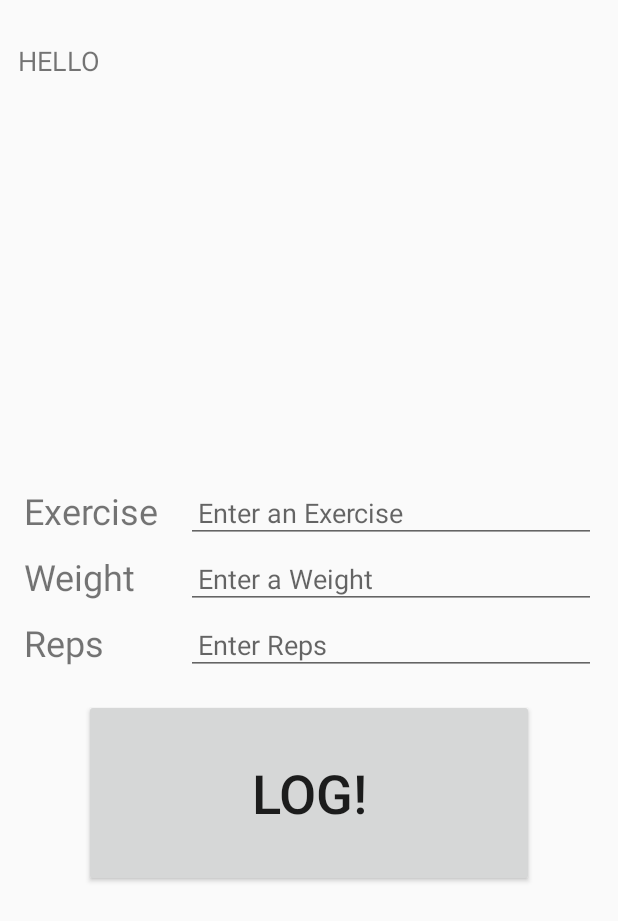
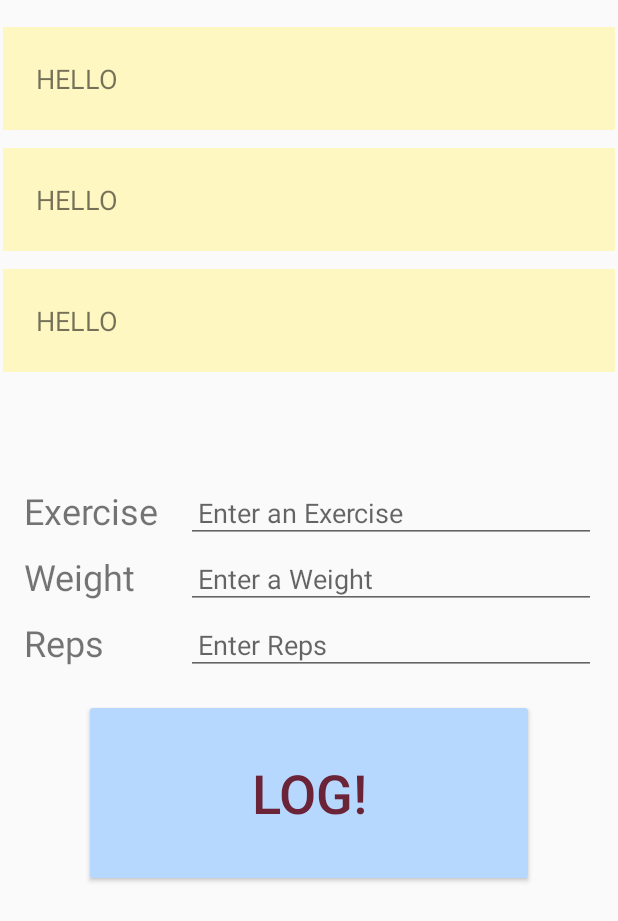
Before and after one commit to kristine-barr/GymLog, an Android app: the layout activity_main.xml on its own in the app's theme, with its tools: preview values and no code run, on a phone screen of 412 x 824 dp. Shown: the top 921 px of the screen. Run offline under Robolectric (Android 15) with nearby library versions, the phone set to English and light mode, and no system bars.

Commit message:
Add UI updates and RecyclerView improvements

```diff
--- a/app/src/main/java/com/kristineb/gymlog/viewHolders/GymLogAdapter.java
+++ b/app/src/main/java/com/kristineb/gymlog/viewHolders/GymLogAdapter.java
@@ -1,5 +1,6 @@
 package com.kristineb.gymlog.viewHolders;
 
+import android.util.Log;
 import android.view.ViewGroup;
 
 import androidx.annotation.NonNull;
--- a/app/src/main/res/layout/activity_login.xml
+++ b/app/src/main/res/layout/activity_login.xml
@@ -55,6 +55,8 @@
         android:layout_margin="16dp"
         android:text="@string/login"
         android:textSize="32sp"
+        android:backgroundTint="@color/log_button_blue"
+        android:textColor="@color/custom_text_maroon"
         app:layout_constraintEnd_toEndOf="parent"
         app:layout_constraintStart_toStartOf="parent"
         app:layout_constraintTop_toBottomOf="@id/passwordLoginEditText" />
--- a/app/src/main/res/layout/activity_main.xml
+++ b/app/src/main/res/layout/activity_main.xml
@@ -96,6 +96,8 @@
         android:layout_height="125dp"
         android:layout_marginTop="16dp"
         android:text="@string/log"
+        android:backgroundTint="@color/log_button_blue"
+        android:textColor="@color/custom_text_maroon"
         android:textSize="36sp"
         app:layout_constraintEnd_toEndOf="parent"
         app:layout_constraintStart_toStartOf="parent"
--- a/app/src/main/res/layout/gymlog_recycler_item.xml
+++ b/app/src/main/res/layout/gymlog_recycler_item.xml
@@ -1,8 +1,11 @@
 <?xml version="1.0" encoding="utf-8"?>
 <LinearLayout xmlns:android="http://schemas.android.com/apk/res/android"
     android:layout_width="match_parent"
-    android:layout_height="match_parent"
-    android:orientation="vertical">
+    android:layout_height="wrap_content"
+    android:orientation="vertical"
+    android:padding="12dp"
+    android:layout_marginBottom="12dp"
+    android:background="#FFF7C2">
 
     <TextView
         android:id="@+id/recyclerItemTextView"
--- a/app/src/main/res/values/colors.xml
+++ b/app/src/main/res/values/colors.xml
@@ -2,4 +2,8 @@
 <resources>
     <color name="black">#FF000000</color>
     <color name="white">#FFFFFFFF</color>
+
+    <!-- Custom colors -->
+    <color name="log_button_blue">#B7D8FE</color>
+    <color name="custom_text_maroon">#6B2338</color>
 </resources>
```
